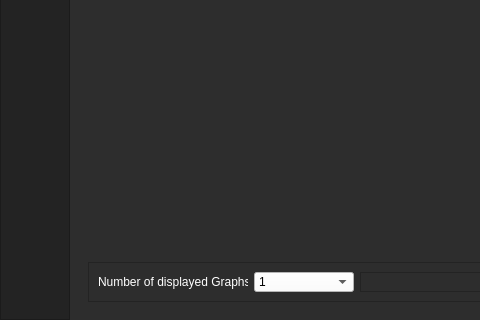
First picture: the form in TelemetryViewer/ui_main.ui, repository UBCO-Motorsports/WirelessTelemetryCapstone, before the edit; both pictures show x 0 to 480 and y 585 to 905 of the 1260 by 905 pixel window.
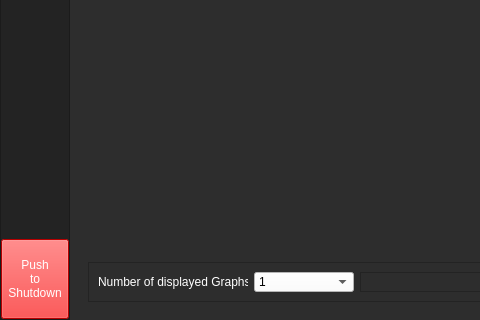
Second picture: the form after the edit. The open tabs and pages were chosen to show the change. Icons and pictures are not drawn.

Commit message: Additional shutdown button

The edit to the form file:
```diff
--- a/TelemetryViewer/ui_main.ui
+++ b/TelemetryViewer/ui_main.ui
@@ -227,6 +227,26 @@
             </layout>
            </widget>
           </item>
+          <item>
+           <widget class="QPushButton" name="pushButton_4">
+            <property name="minimumSize">
+             <size>
+              <width>0</width>
+              <height>80</height>
+             </size>
+            </property>
+            <property name="styleSheet">
+             <string notr="true">background-color: rgb(255, 0, 0);
+border-color: rgb(0, 0, 0);
+color:rgb(255, 255, 255);</string>
+            </property>
+            <property name="text">
+             <string>Push
+to
+Shutdown</string>
+            </property>
+           </widget>
+          </item>
          </layout>
         </widget>
        </item>
```
Left out of the diff: 10 changed lines with no effect on the pictures. The commit also changes 2 other files.
